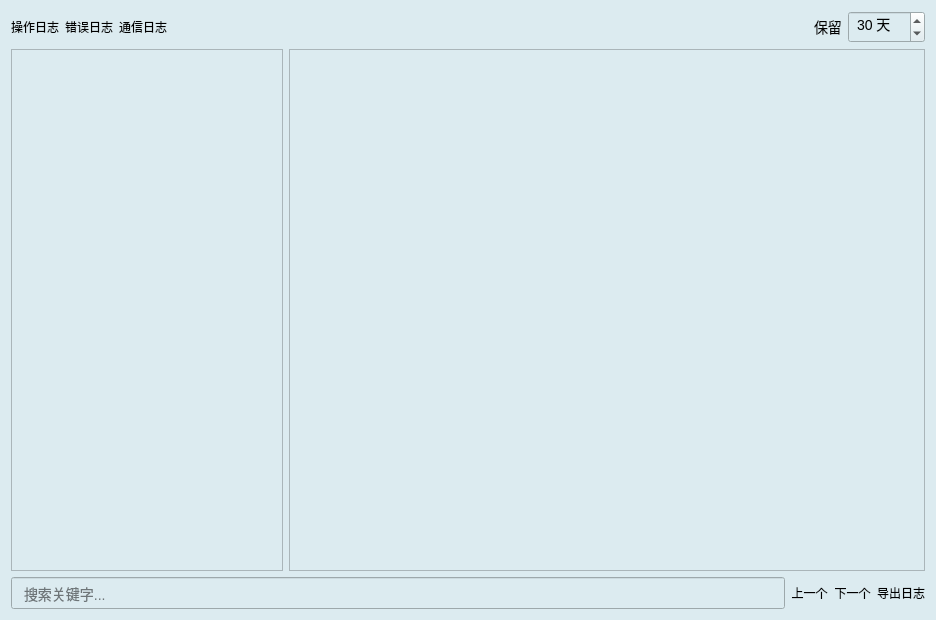
Old version of the form librecad/src/OCRdemo/Logger.ui in the repository Hcj1108/Librecad_AFP5000.
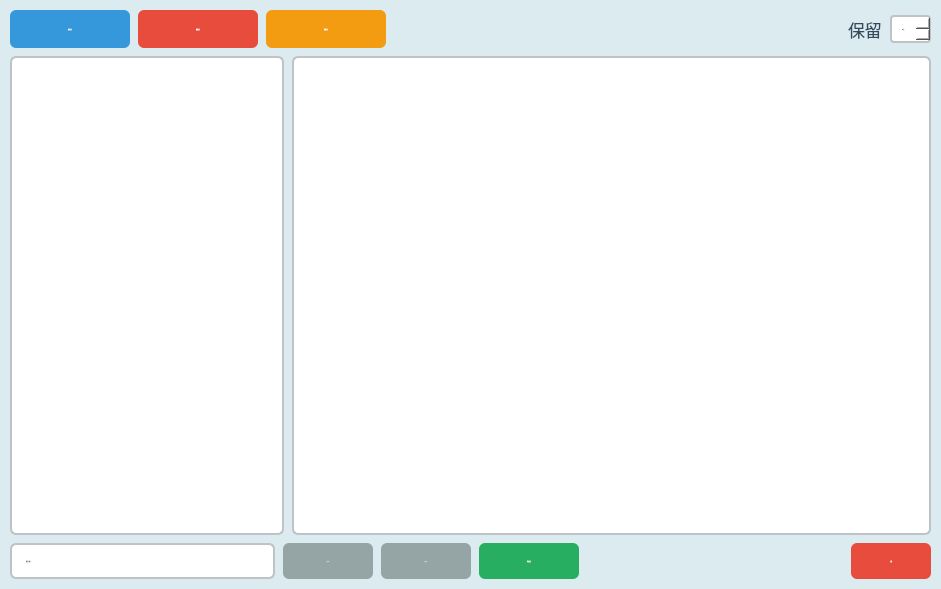
New version of the form. Icons and pictures are not drawn.

Patch:
```diff
--- a/librecad/src/OCRdemo/Logger.ui
+++ b/librecad/src/OCRdemo/Logger.ui
@@ -9,8 +9,8 @@
    <rect>
     <x>0</x>
     <y>0</y>
-    <width>936</width>
-    <height>620</height>
+    <width>941</width>
+    <height>589</height>
    </rect>
   </property>
   <property name="windowTitle">
@@ -23,24 +23,43 @@
   <property name="styleSheet">
    <string notr="true">background-color:rgb(220, 235, 240);</string>
   </property>
-  <layout class="QVBoxLayout" name="verticalLayout">
+  <layout class="QVBoxLayout" name="mainLayout">
+   <property name="spacing">
+    <number>8</number>
+   </property>
+   <property name="leftMargin">
+    <number>10</number>
+   </property>
+   <property name="topMargin">
+    <number>10</number>
+   </property>
+   <property name="rightMargin">
+    <number>10</number>
+   </property>
+   <property name="bottomMargin">
+    <number>10</number>
+   </property>
    <item>
-    <layout class="QHBoxLayout" name="btnLayout">
+    <layout class="QHBoxLayout" name="topBar">
      <item>
       <widget class="QPushButton" name="btnOperate">
+       <property name="minimumSize">
+        <size>
+         <width>120</width>
+         <height>38</height>
+        </size>
+       </property>
+       <property name="font">
+        <font>
+         <family>Microsoft YaHei</family>
+         <pointsize>-1</pointsize>
+         <italic>false</italic>
+         <bold>true</bold>
+        </font>
+       </property>
        <property name="styleSheet">
-        <string notr="true"> QPushButton {
-        opacity: 1;
- 		border: none;
-}
-QPushButton:pressed {
-   background-color: #546E7A; 
-    background-image: none;
-    padding-top: 12px;
-    padding-bottom: 8px;
-    border: 1px solid #37474F; 
-}
-</string>
+        <string notr="true">QPushButton{font: bold 13px &quot;Microsoft YaHei&quot;; background: #3498db; color: white; border-radius: 6px; padding: 8px 16px;}
+QPushButton:hover{background: #2980b9;}</string>
        </property>
        <property name="text">
         <string>操作日志</string>
@@ -51,27 +70,31 @@
        </property>
        <property name="iconSize">
         <size>
-         <width>30</width>
-         <height>30</height>
+         <width>24</width>
+         <height>24</height>
         </size>
        </property>
       </widget>
      </item>
      <item>
       <widget class="QPushButton" name="btnError">
+       <property name="minimumSize">
+        <size>
+         <width>120</width>
+         <height>38</height>
+        </size>
+       </property>
+       <property name="font">
+        <font>
+         <family>Microsoft YaHei</family>
+         <pointsize>-1</pointsize>
+         <italic>false</italic>
+         <bold>true</bold>
+        </font>
+       </property>
        <property name="styleSheet">
-        <string notr="true"> QPushButton {
-        opacity: 1;
- 		border: none;
-}
-QPushButton:pressed {
-   background-color: #546E7A; 
-    background-image: none;
-    padding-top: 12px;
-    padding-bottom: 8px;
-    border: 1px solid #37474F; 
-}
-</string>
+        <string notr="true">QPushButton{font: bold 13px &quot;Microsoft YaHei&quot;; background: #e74c3c; color: white; border-radius: 6px; padding: 8px 16px;}
+QPushButton:hover{background: #c0392b;}</string>
        </property>
        <property name="text">
         <string>错误日志</string>
@@ -82,27 +105,31 @@
        </property>
        <property name="iconSize">
         <size>
-         <width>30</width>
-         <height>30</height>
+         <width>24</width>
+         <height>24</height>
         </size>
        </property>
       </widget>
      </item>
      <item>
       <widget class="QPushButton" name="btnComm">
+       <property name="minimumSize">
+        <size>
+         <width>120</width>
+         <height>38</height>
+        </size>
+       </property>
+       <property name="font">
+        <font>
+         <family>Microsoft YaHei</family>
+         <pointsize>-1</pointsize>
+         <italic>false</italic>
+         <bold>true</bold>
+        </font>
+       </property>
        <property name="styleSheet">
-        <string notr="true"> QPushButton {
-        opacity: 1;
- 		border: none;
-}
-QPushButton:pressed {
-   background-color: #546E7A; 
-    background-image: none;
-    padding-top: 12px;
-    padding-bottom: 8px;
-    border: 1px solid #37474F; 
-}
-</string>
+        <string notr="true">QPushButton{font: bold 13px &quot;Microsoft YaHei&quot;; background: #f39c12; color: white; border-radius: 6px; padding: 8px 16px;}
+QPushButton:hover{background: #e67e22;}</string>
        </property>
        <property name="text">
         <string>通信日志</string>
@@ -113,8 +140,8 @@
        </property>
        <property name="iconSize">
         <size>
-         <width>30</width>
-         <height>30</height>
+         <width>24</width>
+         <height>24</height>
         </size>
        </property>
       </widget>
@@ -134,8 +161,14 @@
      </item>
      <item>
       <widget class="QLabel" name="labelKeepDays">
+       <property name="font">
+        <font>
+         <family>Microsoft YaHei</family>
+         <pointsize>13</pointsize>
+        </font>
+       </property>
        <property name="styleSheet">
-        <string notr="true">font-size: 14px;</string>
+        <string notr="true">color: #34495e; background: transparent;</string>
        </property>
        <property name="text">
         <string>保留</string>
@@ -144,8 +177,16 @@
      </item>
      <item>
       <widget class="QSpinBox" name="spinKeepDays">
+       <property name="font">
+        <font>
+         <family>Microsoft YaHei</family>
+         <pointsize>-1</pointsize>
+         <italic>false</italic>
+         <bold>true</bold>
+        </font>
+       </property>
        <property name="styleSheet">
-        <string notr="true">font-size: 14px; padding: 4px;</string>
+        <string notr="true">QSpinBox{font: bold 13px &quot;Microsoft YaHei&quot;; padding: 4px 8px; border: 2px solid #bdc3c7; border-radius: 4px; background: white;}</string>
        </property>
        <property name="suffix">
         <string> 天</string>
@@ -164,17 +205,19 @@
     </layout>
    </item>
    <item>
-    <layout class="QHBoxLayout" name="horizontalLayout" stretch="3,7">
+    <layout class="QHBoxLayout" name="contentArea" stretch="3,7">
      <item>
       <widget class="QListWidget" name="fileList">
        <property name="minimumSize">
         <size>
-         <width>200</width>
+         <width>220</width>
          <height>0</height>
         </size>
        </property>
        <property name="styleSheet">
-        <string notr="true">font-size: 14px;</string>
+        <string notr="true">QListWidget{font: 13px &quot;Microsoft YaHei&quot;; background: #ffffff; border: 2px solid #bdc3c7; border-radius: 6px; padding: 4px;}
+QListWidget::item{padding: 6px 8px; border-bottom: 1px solid #ecf0f1;}
+QListWidget::item:selected{background: #3498db; color: white; border-radius: 4px;}</string>
        </property>
       </widget>
      </item>
@@ -184,14 +227,12 @@
         <cursorShape>ArrowCursor</cursorShape>
        </property>
        <property name="styleSheet">
-        <string notr="true">font-size: 14px; font-family: Consolas, monospace;</string>
+        <string notr="true">QTextEdit{font: 13px &quot;Consolas&quot;, &quot;Microsoft YaHei&quot;; background: #ffffff; border: 2px solid #bdc3c7; border-radius: 6px; padding: 8px;}
+QTextEdit:focus{border-color: #3498db;}</string>
        </property>
        <property name="inputMethodHints">
         <set>Qt::InputMethodHint::ImhNone</set>
        </property>
-       <property name="midLineWidth">
-        <number>-1</number>
-       </property>
        <property name="readOnly">
         <bool>true</bool>
        </property>
@@ -200,11 +241,26 @@
     </layout>
    </item>
    <item>
-    <layout class="QHBoxLayout" name="searchLayout">
+    <layout class="QHBoxLayout" name="bottomBar">
      <item>
       <widget class="QLineEdit" name="searchBox">
+       <property name="minimumSize">
+        <size>
+         <width>200</width>
+         <height>36</height>
+        </size>
+       </property>
+       <property name="font">
+        <font>
+         <family>Microsoft YaHei</family>
+         <pointsize>-1</pointsize>
+         <italic>false</italic>
+         <bold>false</bold>
+        </font>
+       </property>
        <property name="styleSheet">
-        <string notr="true">font-size: 14px; padding: 6px 10px;</string>
+        <string notr="true">QLineEdit{font: 13px &quot;Microsoft YaHei&quot;; padding: 6px 12px; border: 2px solid #bdc3c7; border-radius: 6px; background: white;}
+QLineEdit:focus{border-color: #3498db;}</string>
        </property>
        <property name="placeholderText">
         <string>搜索关键字...</string>
@@ -213,19 +269,23 @@
      </item>
      <item>
       <widget class="QPushButton" name="btnSearchPrev">
+       <property name="minimumSize">
+        <size>
+         <width>90</width>
+         <height>36</height>
+        </size>
+       </property>
+       <property name="font">
+        <font>
+         <family>Microsoft YaHei</family>
+         <pointsize>-1</pointsize>
+         <italic>false</italic>
+         <bold>true</bold>
+        </font>
+       </property>
        <property name="styleSheet">
-        <string notr="true"> QPushButton {
-        opacity: 1;
- 		border: none;
-}
-QPushButton:pressed {
-   background-color: #546E7A; 
-    background-image: none;
-    padding-top: 12px;
-    padding-bottom: 8px;
-    border: 1px solid #37474F; 
-}
-</string>
+        <string notr="true">QPushButton{font: bold 12px &quot;Microsoft YaHei&quot;; background: #95a5a6; color: white; border-radius: 6px; padding: 6px 14px;}
+QPushButton:hover{background: #7f8c8d;}</string>
        </property>
        <property name="text">
         <string>上一个</string>
@@ -234,23 +294,33 @@
         <iconset resource="../OCRdemo.qrc">
          <normaloff>:/PIC/Resources/PICs/add_top.png</normaloff>:/PIC/Resources/PICs/add_top.png</iconset>
        </property>
+       <property name="iconSize">
+        <size>
+         <width>20</width>
+         <height>20</height>
+        </size>
+       </property>
       </widget>
      </item>
      <item>
       <widget class="QPushButton" name="btnSearchNext">
+       <property name="minimumSize">
+        <size>
+         <width>90</width>
+         <height>36</height>
+        </size>
+       </property>
+       <property name="font">
+        <font>
+         <family>Microsoft YaHei</family>
+         <pointsize>-1</pointsize>
+         <italic>false</italic>
+         <bold>true</bold>
+        </font>
+       </property>
        <property name="styleSheet">
-        <string notr="true"> QPushButton {
-        opacity: 1;
- 		border: none;
-}
-QPushButton:pressed {
-   background-color: #546E7A; 
-    background-image: none;
-    padding-top: 12px;
-    padding-bottom: 8px;
-    border: 1px solid #37474F; 
-}
-</string>
+        <string notr="true">QPushButton{font: bold 12px &quot;Microsoft YaHei&quot;; background: #95a5a6; color: white; border-radius: 6px; padding: 6px 14px;}
+QPushButton:hover{background: #7f8c8d;}</string>
        </property>
        <property name="text">
         <string>下一个</string>
@@ -259,23 +329,33 @@
         <iconset resource="../OCRdemo.qrc">
          <normaloff>:/PIC/Resources/PICs/add_bottom.png</normaloff>:/PIC/Resources/PICs/add_bottom.png</iconset>
        </property>
+       <property name="iconSize">
+        <size>
+         <width>20</width>
+         <height>20</height>
+        </size>
+       </property>
       </widget>
      </item>
      <item>
       <widget class="QPushButton" name="btnExport">
+       <property name="minimumSize">
+        <size>
+         <width>100</width>
+         <height>36</height>
+        </size>
+       </property>
+       <property name="font">
+        <font>
+         <family>Microsoft YaHei</family>
+         <pointsize>-1</pointsize>
+         <italic>false</italic>
+         <bold>true</bold>
+        </font>
+       </property>
        <property name="styleSheet">
-        <string notr="true"> QPushButton {
-        opacity: 1;
- 		border: none;
-}
-QPushButton:pressed {
-   background-color: #546E7A; 
-    background-image: none;
-    padding-top: 12px;
-    padding-bottom: 8px;
-    border: 1px solid #37474F; 
-}
-</string>
+        <string notr="true">QPushButton{font: bold 12px &quot;Microsoft YaHei&quot;; background: #27ae60; color: white; border-radius: 6px; padding: 6px 14px;}
+QPushButton:hover{background: #229954;}</string>
        </property>
        <property name="text">
         <string>导出日志</string>
@@ -286,8 +366,62 @@
        </property>
        <property name="iconSize">
         <size>
-         <width>16</width>
-         <height>16</height>
+         <width>20</width>
+         <height>20</height>
+        </size>
+       </property>
+      </widget>
+     </item>
+     <item>
+      <spacer name="bottomSpacer">
+       <property name="orientation">
+        <enum>Qt::Orientation::Horizontal</enum>
+       </property>
+       <property name="sizeHint" stdset="0">
+        <size>
+         <width>20</width>
+         <height>20</height>
+        </size>
+       </property>
+      </spacer>
+     </item>
+     <item>
+      <widget class="QPushButton" name="btnClose">
+       <property name="minimumSize">
+        <size>
+         <width>80</width>
+         <height>36</height>
+        </size>
+       </property>
+       <property name="maximumSize">
+        <size>
+         <width>80</width>
+         <height>36</height>
+        </size>
+       </property>
+       <property name="font">
+        <font>
+         <family>Microsoft YaHei</family>
+         <pointsize>-1</pointsize>
+         <italic>false</italic>
+         <bold>true</bold>
+        </font>
+       </property>
+       <property name="styleSheet">
+        <string notr="true">QPushButton{font: bold 12px &quot;Microsoft YaHei&quot;; background: #e74c3c; color: white; border-radius: 6px; padding: 6px 14px;}
+QPushButton:hover{background: #c0392b;}</string>
+       </property>
+       <property name="text">
+        <string>关闭</string>
+       </property>
+       <property name="icon">
+        <iconset resource="../OCRdemo.qrc">
+         <normaloff>:/PIC/Resources/PICs/Fanhui.png</normaloff>:/PIC/Resources/PICs/Fanhui.png</iconset>
+       </property>
+       <property name="iconSize">
+        <size>
+         <width>20</width>
+         <height>20</height>
         </size>
        </property>
       </widget>
@@ -296,7 +430,6 @@
    </item>
   </layout>
  </widget>
- <layoutdefault spacing="6" margin="11"/>
  <resources>
   <include location="../OCRdemo.qrc"/>
  </resources>
```
Left out of the diff: 2 changed lines with no effect on the pictures.
